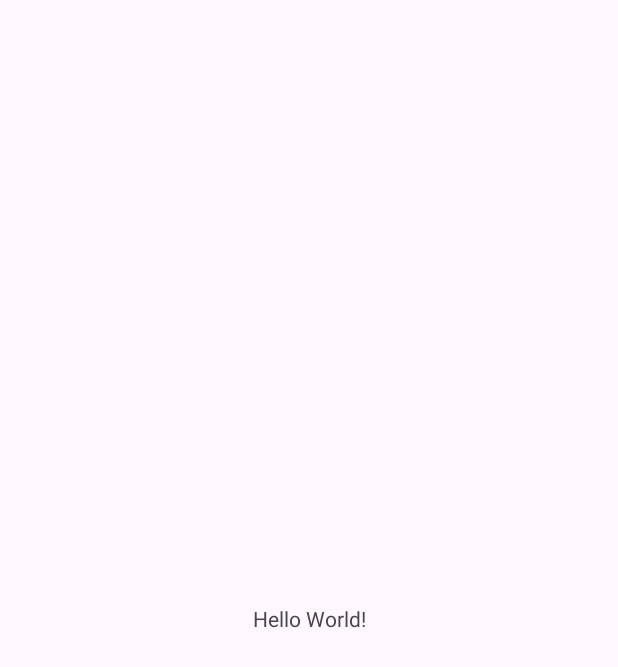
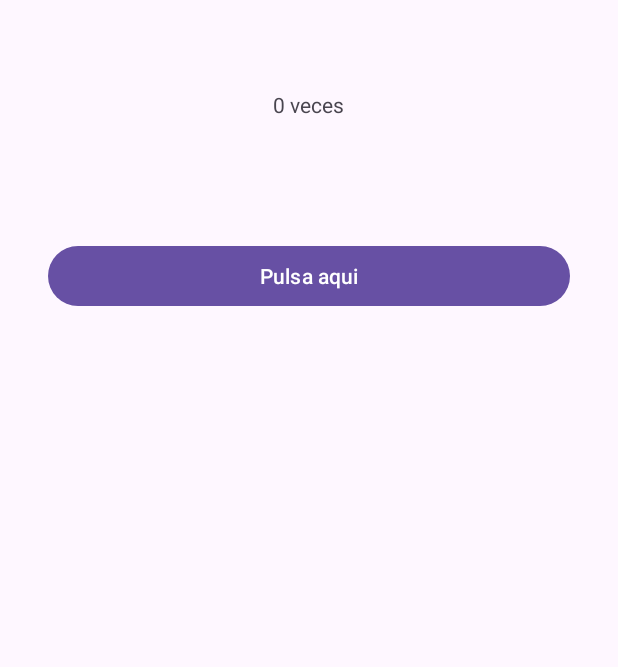
Before and after one commit to khised/01ejemplointroduccion, an Android app: the screen it shows after launch (MainActivity), on a phone screen of 412 x 824 dp. Before the commit the part shown is almost empty. Shown: the top 667 px of the screen. Run offline under Robolectric (Android 15) with nearby library versions, the phone set to English and light mode, and no system bars.

Commit message:
ejemplo1 compltado con boton

```diff
--- a/app/src/main/java/Alberto/Aguado/a01_ejemplointroduccionb/MainActivity.java
+++ b/app/src/main/java/Alberto/Aguado/a01_ejemplointroduccionb/MainActivity.java
@@ -3,12 +3,36 @@ package Alberto.Aguado.a01_ejemplointroduccionb;
 import androidx.appcompat.app.AppCompatActivity;
 
 import android.os.Bundle;
+import android.view.View;
+import android.widget.Button;
+import android.widget.TextView;
 
 public class MainActivity extends AppCompatActivity {
-
+// variables de la interfaz
+    private TextView txtcontador;
+    private Button btnPulsar;
+    //variables para la logica
+    private int contador;
     @Override
     protected void onCreate(Bundle savedInstanceState) {
         super.onCreate(savedInstanceState);
         setContentView(R.layout.activity_main);
+
+
+        //to_do ira aqui detras
+        inicializas();
+        btnPulsar.setOnClickListener(new View.OnClickListener() {
+            @Override
+            public void onClick(View view) {
+                contador++;
+                txtcontador.setText("pulsado "+contador+" veces");
+            }
+        });
     }
+        private void inicializas() {
+            contador = 0;
+            txtcontador = findViewById(R.id.txtContadorMain);
+            btnPulsar = findViewById(R.id.btnPulsarMain);
+        }
+
 }
--- a/app/src/main/res/layout/activity_main.xml
+++ b/app/src/main/res/layout/activity_main.xml
@@ -7,12 +7,29 @@
     tools:context=".MainActivity">
 
     <TextView
-        android:layout_width="wrap_content"
-        android:layout_height="wrap_content"
-        android:text="Hello World!"
+        android:id="@+id/txtContadorMain"
+        android:layout_width="82dp"
+        android:layout_height="36dp"
+        android:gravity="center"
+        android:text="0 veces"
         app:layout_constraintBottom_toBottomOf="parent"
         app:layout_constraintEnd_toEndOf="parent"
+        app:layout_constraintHorizontal_bias="0.498"
         app:layout_constraintStart_toStartOf="parent"
-        app:layout_constraintTop_toTopOf="parent" />
+        app:layout_constraintTop_toTopOf="parent"
+        app:layout_constraintVertical_bias="0.066" />
 
+    <Button
+        android:id="@+id/btnPulsarMain"
+        android:layout_width="0dp"
+        android:layout_height="wrap_content"
+        android:layout_marginStart="32dp"
+        android:layout_marginTop="72dp"
+        android:layout_marginEnd="32dp"
+        android:gravity="center"
+        android:text="Pulsa aqui"
+        app:layout_constraintEnd_toEndOf="parent"
+        app:layout_constraintHorizontal_bias="0.0"
+        app:layout_constraintStart_toStartOf="parent"
+        app:layout_constraintTop_toBottomOf="@+id/txtContadorMain" />
 </androidx.constraintlayout.widget.ConstraintLayout>
```
